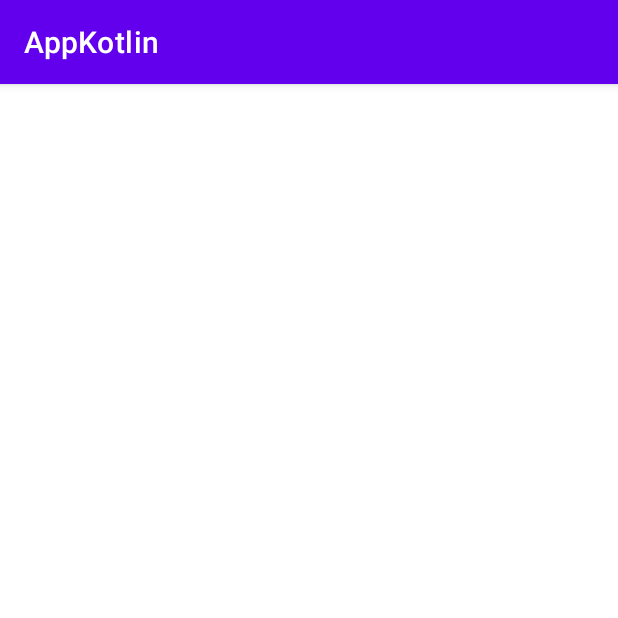
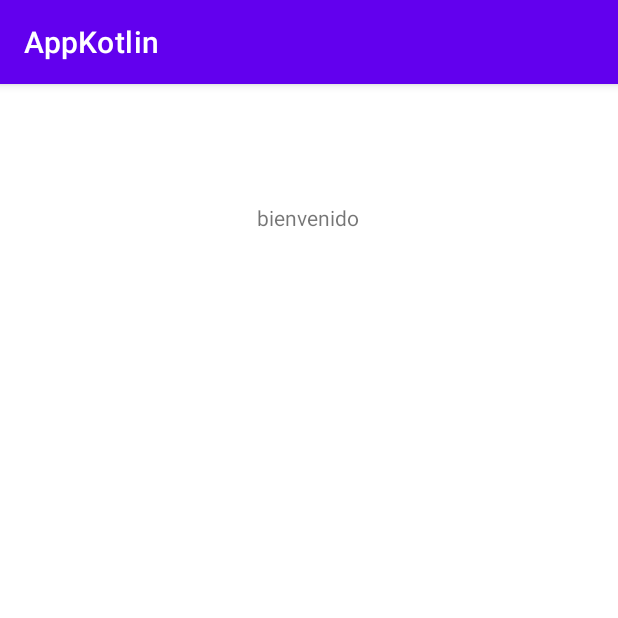
Before and after one commit to UO264804/kotlin-uo264804-uo264651, an Android app: the screen it shows after launch (SecondActivity), after a tap on "LOGIN", on a phone screen of 412 x 824 dp, the top half of it. Run offline under Robolectric (Android 15) with nearby library versions, the phone set to English and light mode, and no system bars.

Commit message:
arreglo a la segunda actividad

```diff
--- a/app/src/main/java/es/uniovi/appkotlin/MainActivity.kt
+++ b/app/src/main/java/es/uniovi/appkotlin/MainActivity.kt
@@ -15,7 +15,7 @@ class MainActivity : AppCompatActivity()
     {
         super.onCreate(savedInstanceState)
         binding = ActivityMainBinding.inflate(layoutInflater)
-        val view = binding.root
+        var view = binding.root
         setContentView(view)
 
         binding.cambiarVentana.setOnClickListener {
@@ -24,10 +24,9 @@ class MainActivity : AppCompatActivity()
             Toast.makeText(this, "se ha pulsado el boton de cambiar ventana", Toast.LENGTH_SHORT).show()
         }
         binding.sendLogin.setOnClickListener {
-            val user_login: String = binding.login.text.toString()
+            var user_login: String = binding.login.text.toString()
 
             var intent:Intent = Intent(this,SecondActivity::class.java)
-
 
             intent.putExtra("user_login",user_login)
 
--- a/app/src/main/java/es/uniovi/appkotlin/SecondActivity.kt
+++ b/app/src/main/java/es/uniovi/appkotlin/SecondActivity.kt
@@ -8,8 +8,8 @@ import es.uniovi.appkotlin.databinding.ActivitySecondBinding
 
 class SecondActivity : AppCompatActivity() {
     lateinit var binding: ActivitySecondBinding
-    override fun onCreate(savedInstanceState: Bundle?, persistentState: PersistableBundle?) {
-        super.onCreate(savedInstanceState,persistentState)
+    override fun onCreate(savedInstanceState: Bundle?) {
+        super.onCreate(savedInstanceState)
         binding = ActivitySecondBinding.inflate(layoutInflater)
         val view = binding.root
         setContentView(view)
@@ -20,7 +20,8 @@ class SecondActivity : AppCompatActivity() {
         Log.d("seguimiento","despues del bundle")
 
         var login: String? = bundle!!.getString("user_login")
-        binding.bienvenida.setText("bienvenido " + login.toString() )
+        var texto = "bienvenido$login"
+        binding.bienvenida.setText(texto)
 
     }
 }
```
